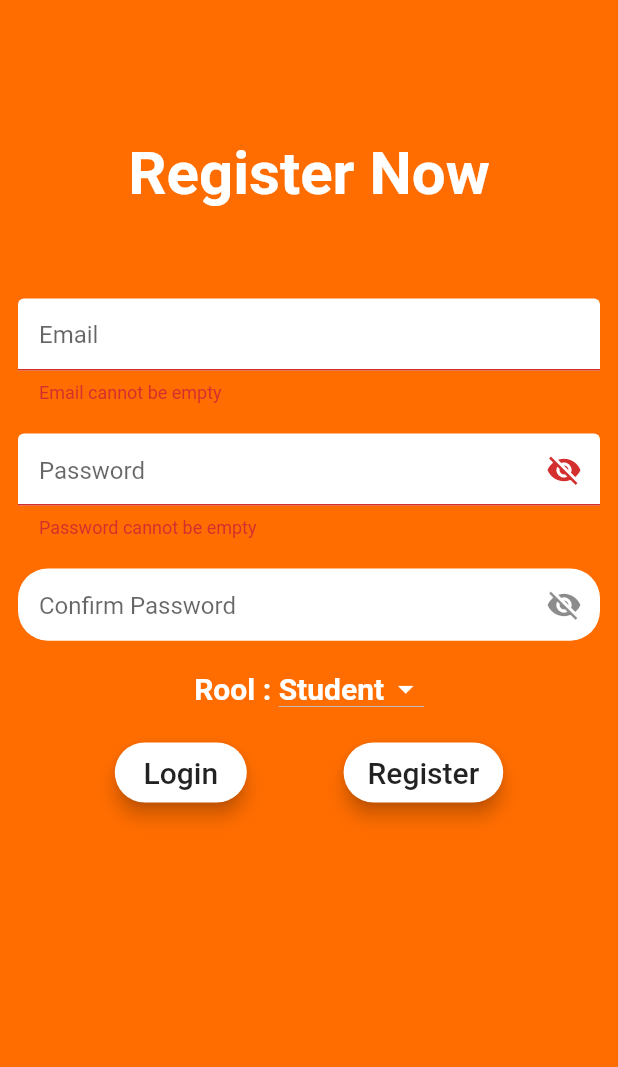
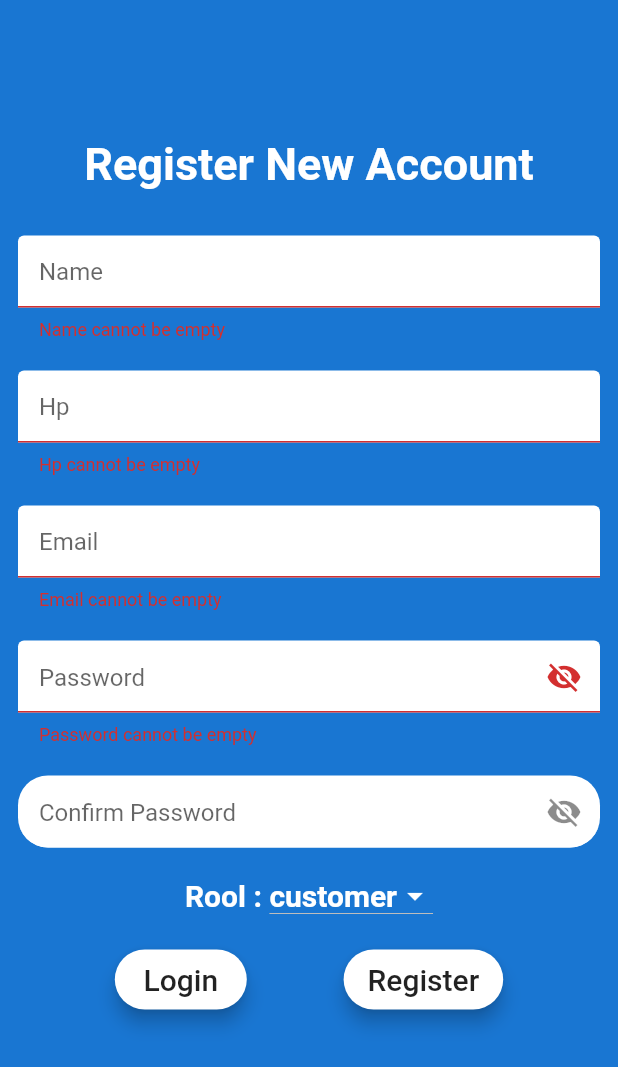
Before and after one commit to chewjiaseng/insurance, a Flutter app: the screen it shows after launch, after a tap on "Login", after a tap on "Register Now", after a tap on "Register", on a phone screen of 412 x 824 dp. Shown: the top 1067 px of the screen. Run offline on Flutter 3.47's test engine with Material 2 defaults, Android fonts, the light colour scheme and no system bars; our stand-ins replace cloud_firestore, firebase_auth, firebase_core; accounts and stored records are empty.

Commit message:
Your commit message

```diff
--- a/lib/student.dart
+++ b/lib/ConsultantFile/agent.dart
@@ -1,21 +1,21 @@
 import 'package:firebase_auth/firebase_auth.dart';
 import 'package:flutter/material.dart';
 
-import 'login.dart';
+import '../login.dart';
 
-class Student extends StatefulWidget {
-  const Student({super.key});
+class agent extends StatefulWidget {
+  const agent({super.key});
 
   @override
-  State<Student> createState() => _StudentState();
+  State<agent> createState() => _agentState();
 }
 
-class _StudentState extends State<Student> {
+class _agentState extends State<agent> {
   @override
   Widget build(BuildContext context) {
     return Scaffold(
       appBar: AppBar(
-        title: Text("Student"),
+        title: Text("Consultant"),
         actions: [
           IconButton(
             onPressed: () {
--- /dev/null
+++ b/lib/CustomerFile/customer.dart
@@ -0,0 +1,43 @@
+import 'package:firebase_auth/firebase_auth.dart';
+import 'package:flutter/material.dart';
+
+import '../login.dart';
+
+class customer extends StatefulWidget {
+  const customer({super.key});
+
+  @override
+  State<customer> createState() => _customerState();
+}
+
+class _customerState extends State<customer> {
+  @override
+  Widget build(BuildContext context) {
+    return Scaffold(
+      appBar: AppBar(
+        title: Text("Customer"),
+        actions: [
+          IconButton(
+            onPressed: () {
+              logout(context);
+            },
+            icon: Icon(
+              Icons.logout,
+            ),
+          )
+        ],
+      ),
+    );
+  }
+
+  Future<void> logout(BuildContext context) async {
+    CircularProgressIndicator();
+    await FirebaseAuth.instance.signOut();
+    Navigator.pushReplacement(
+      context,
+      MaterialPageRoute(
+        builder: (context) => LoginPage(),
+      ),
+    );
+  }
+}
--- a/lib/login.dart
+++ b/lib/login.dart
@@ -1,9 +1,10 @@
 import 'package:firebase_auth/firebase_auth.dart';
 import 'package:flutter/material.dart';
 import 'package:cloud_firestore/cloud_firestore.dart';
-import 'student.dart';
-import 'teacher.dart';
+import 'CustomerFile/customer.dart';
+import 'ConsultantFile/agent.dart';
 import 'register.dart';
+import 'adminFile/adminUI.dart';
 
 
 
@@ -27,7 +28,7 @@ class _LoginPageState extends State<LoginPage> {
         child: Column(
           children: <Widget>[
             Container(
-              color: Colors.orangeAccent[700],
+              color: Colors.blue,
               width: MediaQuery.of(context).size.width,
               height: MediaQuery.of(context).size.height * 0.70,
               child: Center(
@@ -217,37 +218,7 @@ class _LoginPageState extends State<LoginPage> {
                     SizedBox(
                       height: 15,
                     ),
-                    // Text(
-                    //   "Made by",
-                    //   style: TextStyle(
-                    //     fontWeight: FontWeight.bold,
-                    //     fontSize: 40,
-                    //   ),
-                    // ),
-                    // SizedBox(
-                    //   height: 5,
-                    // ),
-                    // Row(
-                    //   mainAxisAlignment: MainAxisAlignment.center,
-                    //   children: [
-                    //     Text(
-                    //       "WEB",
-                    //       style: TextStyle(
-                    //         fontWeight: FontWeight.bold,
-                    //         fontSize: 30,
-                    //         color: Colors.blue[900],
-                    //       ),
-                    //     ),
-                    //     Text(
-                    //       "FUN",
-                    //       style: TextStyle(
-                    //         fontWeight: FontWeight.bold,
-                    //         fontSize: 30,
-                    //         color: Colors.yellowAccent[400],
-                    //       ),
-                    //     ),
-                    //   ],
-                    // ),
+
                   ],
                 ),
               ),
@@ -258,6 +229,34 @@ class _LoginPageState extends State<LoginPage> {
     );
   }
 
+  void adminLogin(String email, String password) async {
+  try {
+    // Check if the provided credentials match the admin credentials
+    QuerySnapshot adminSnapshot = await FirebaseFirestore.instance
+        .collection('admins')
+        .where('adminEmail', isEqualTo: email)
+        .where('adminPassword', isEqualTo: password)
+        .get();
+
+    if (adminSnapshot.docs.isNotEmpty) {
+      // Admin login successful
+      Navigator.pushReplacement(
+        context,
+        MaterialPageRoute(builder: (context) => AdminPage()),
+      );
+      return;
+    }
+
+    // Admin login failed
+    print('Invalid admin credentials.');
+  } catch (e) {
+    print('Error during admin login: $e');
+  }
+}
+
+
+
+
   void route() {
     User? user = FirebaseAuth.instance.currentUser;
     var kk = FirebaseFirestore.instance
@@ -266,18 +265,18 @@ class _LoginPageState extends State<LoginPage> {
             .get()
             .then((DocumentSnapshot documentSnapshot) {
       if (documentSnapshot.exists) {
-        if (documentSnapshot.get('rool') == "Teacher") {
+        if (documentSnapshot.get('rool') == "agent") {
            Navigator.pushReplacement(
           context,
           MaterialPageRoute(
-            builder: (context) =>  Teacher(),
+            builder: (context) =>  agent(),
           ),
         );
         }else{
           Navigator.pushReplacement(
           context,
           MaterialPageRoute(
-            builder: (context) =>  Student(),
+            builder: (context) =>  customer(),
           ),
         );
         }
@@ -289,6 +288,12 @@ class _LoginPageState extends State<LoginPage> {
 
   void signIn(String email, String password) async {
   if (_formkey.currentState!.validate()) {
+    // Check if the user is an admin
+    if (email == 'admin@gmail.com') {
+      adminLogin(email, password);
+      return;
+    }
+
     try {
       UserCredential userCredential =
           await FirebaseAuth.instance.signInWithEmailAndPassword(
@@ -305,4 +310,5 @@ class _LoginPageState extends State<LoginPage> {
     }
   }
 }
+
 }
--- a/lib/register.dart
+++ b/lib/register.dart
@@ -29,21 +29,21 @@ class _RegisterState extends State<Register> {
   bool _isObscure2 = true;
   File? file;
   var options = [
-    'Student',
-    'Teacher',
+    'customer',
+    'agent',
   ];
-  var _currentItemSelected = "Student";
-  var rool = "Student";
+  var _currentItemSelected = "customer";
+  var rool = "customer";
 
   @override
   Widget build(BuildContext context) {
     return Scaffold(
-      backgroundColor: Colors.orange[900],
+      backgroundColor: Color.fromARGB(255, 30, 131, 36),
       body: SingleChildScrollView(
         child: Column(
           children: <Widget>[
             Container(
-              color: Colors.orangeAccent[700],
+              color: Colors.blue[700],
               width: MediaQuery.of(context).size.width,
               height: MediaQuery.of(context).size.height,
               child: SingleChildScrollView(
@@ -59,18 +59,91 @@ class _RegisterState extends State<Register> {
                           height: 80,
                         ),
                         Text(
-                          "Register Now",
+                          "Register New Account",
                           style: TextStyle(
                             fontWeight: FontWeight.bold,
                             color: Colors.white,
-                            fontSize: 40,
+                            fontSize: 30,
                           ),
                         ),
                         SizedBox(
                           height: 10,
                         ),
+
+                      //Name Text Filled
                       SizedBox(
-                          height: 50,
+                        height: 20,
+                      ),
+
+                      TextFormField(
+                          controller: name,
+                          decoration: InputDecoration(
+                            filled: true,
+                            fillColor: Colors.white,
+                            hintText: 'Name',
+                            enabled: true,
+                            contentPadding: const EdgeInsets.only(
+                              left: 14.0,
+                              bottom: 8.0,
+                              top: 8.0,
+                            ),
+                            focusedBorder: OutlineInputBorder(
+                              borderSide: BorderSide(color: Colors.white),
+                              borderRadius: BorderRadius.circular(20),
+                            ),
+                            enabledBorder: UnderlineInputBorder(
+                              borderSide: BorderSide(color: Colors.white),
+                              borderRadius: BorderRadius.circular(20),
+                            ),
+                          ),
+                          validator: (value) {
+                            if (value!.isEmpty) {
+                              return "Name cannot be empty";
+                            } else {
+                              return null;
+                            }
+                          },
+                          onChanged: (value) {},
+                        ),
+
+                        //Hp Text Filled
+                        SizedBox(
+                          height: 20,
+                        ),
+                        TextFormField(
+                          controller: mobile,
+                          decoration: InputDecoration(
+                            filled: true,
+                            fillColor: Colors.white,
+                            hintText: 'Hp',
+                            enabled: true,
+                            contentPadding: const EdgeInsets.only(
+                              left: 14.0,
+                              bottom: 8.0,
+                              top: 8.0,
+                            ),
+                            focusedBorder: OutlineInputBorder(
+                              borderSide: new BorderSide(color: Colors.white),
+                              borderRadius: new BorderRadius.circular(20),
+                            ),
+                            enabledBorder: UnderlineInputBorder(
+                              borderSide: new BorderSide(color: Colors.white),
+                              borderRadius: new BorderRadius.circular(20),
+                            ),
+                          ),
+                          validator: (value) {
+                            if (value!.isEmpty) {
+                              return "Hp cannot be empty";
+                            } else {
+                              return null;
+                            }
+                          },
+                          onChanged: (value) {},
+                        ),
+
+                        //Email text fill
+                        SizedBox(
+                          height: 20,
                         ),
                         TextFormField(
                           controller: emailController,
@@ -105,6 +178,8 @@ class _RegisterState extends State<Register> {
                           onChanged: (value) {},
                           keyboardType: TextInputType.emailAddress,
                         ),
+
+                        //Password Text fill
                         SizedBox(
                           height: 20,
                         ),
@@ -149,40 +224,40 @@ class _RegisterState extends State<Register> {
                           },
                           onChanged: (value) {},
                         ),
+
+                        //Confirm password text fill
                         SizedBox(
                           height: 20,
                         ),
+
                         TextFormField(
                           obscureText: _isObscure2,
                           controller: confirmpassController,
                           decoration: InputDecoration(
                             suffixIcon: IconButton(
-                                icon: Icon(_isObscure2
-                                    ? Icons.visibility_off
-                                    : Icons.visibility),
+                              icon: Icon(_isObscure2 ? Icons.visibility_off : Icons.visibility),
                               onPressed: () {
                                 setState(() {
                                   _isObscure2 = !_isObscure2;
                                 });
-                                }),
+                              },
+                            ),
                             filled: true,
                             fillColor: Colors.white,
                             hintText: 'Confirm Password',
                             enabled: true,
-                            contentPadding: const EdgeInsets.only(
-                                left: 14.0, bottom: 8.0, top: 15.0),
+                            contentPadding: const EdgeInsets.only(left: 14.0, bottom: 8.0, top: 15.0),
                             focusedBorder: OutlineInputBorder(
-                              borderSide: new BorderSide(color: Colors.white),
-                              borderRadius: new BorderRadius.circular(20),
+                              borderSide: BorderSide(color: Colors.white),
+                              borderRadius: BorderRadius.circular(20),
                             ),
                             enabledBorder: UnderlineInputBorder(
-                              borderSide: new BorderSide(color: Colors.white),
-                              borderRadius: new BorderRadius.circular(20),
+                              borderSide: BorderSide(color: Colors.white),
+                              borderRadius: BorderRadius.circular(20),
                             ),
                           ),
                           validator: (value) {
-                            if (confirmpassController.text !=
-                                passwordController.text) {
+                            if (confirmpassController.text != passwordController.text) {
                               return "Password did not match";
                             } else {
                               return null;
@@ -190,6 +265,7 @@ class _RegisterState extends State<Register> {
                           },
                           onChanged: (value) {},
                         ),
+
                         SizedBox(
                           height: 20,
                         ),
@@ -286,17 +362,7 @@ class _RegisterState extends State<Register> {
                             ),
                           ],
                         ),
-                        // SizedBox(
-                        //   height: 20,
-                        // ),
-                        // Text(
-                        //   "WEBFUN",
-                        //   style: TextStyle(
-                        //     fontWeight: FontWeight.bold,
-                        //     fontSize: 30,
-                        //     color: Colors.yellowAccent[400],
-                        //   ),
-                        // ),
+
                       ],
                     ),
                   ),
@@ -314,17 +380,32 @@ class _RegisterState extends State<Register> {
   if (_formkey.currentState!.validate()) {
     await _auth
         .createUserWithEmailAndPassword(email: email, password: password)
-          .then((value) => {postDetailsToFirestore(email, rool)})
+        .then((value) => {
+              postDetailsToFirestore(
+                email,
+                name.text,
+                mobile.text,
+                rool,
+              )
+            })
         .catchError((e) {});
   }
 }
 
-  postDetailsToFirestore(String email, String rool) async {
+postDetailsToFirestore(
+    String email, String name, String mobile, String rool) async {
   FirebaseFirestore firebaseFirestore = FirebaseFirestore.instance;
   var user = _auth.currentUser;
   CollectionReference ref = FirebaseFirestore.instance.collection('users');
-    ref.doc(user!.uid).set({'email': emailController.text, 'rool': rool});
+  ref.doc(user!.uid).set({
+    'email': emailController.text,
+    'name': name,
+    'mobile': mobile,
+    'rool': rool
+  });
   Navigator.pushReplacement(
-        context, MaterialPageRoute(builder: (context) => LoginPage()));
+    context,
+    MaterialPageRoute(builder: (context) => LoginPage()),
+  );
 }
 }
```
Also changed, not shown: lib/adminFile/adminUI.dart (renamed from lib/teacher.dart, +14 -10 lines). Lines whose indentation alone changed are shown as unchanged.
